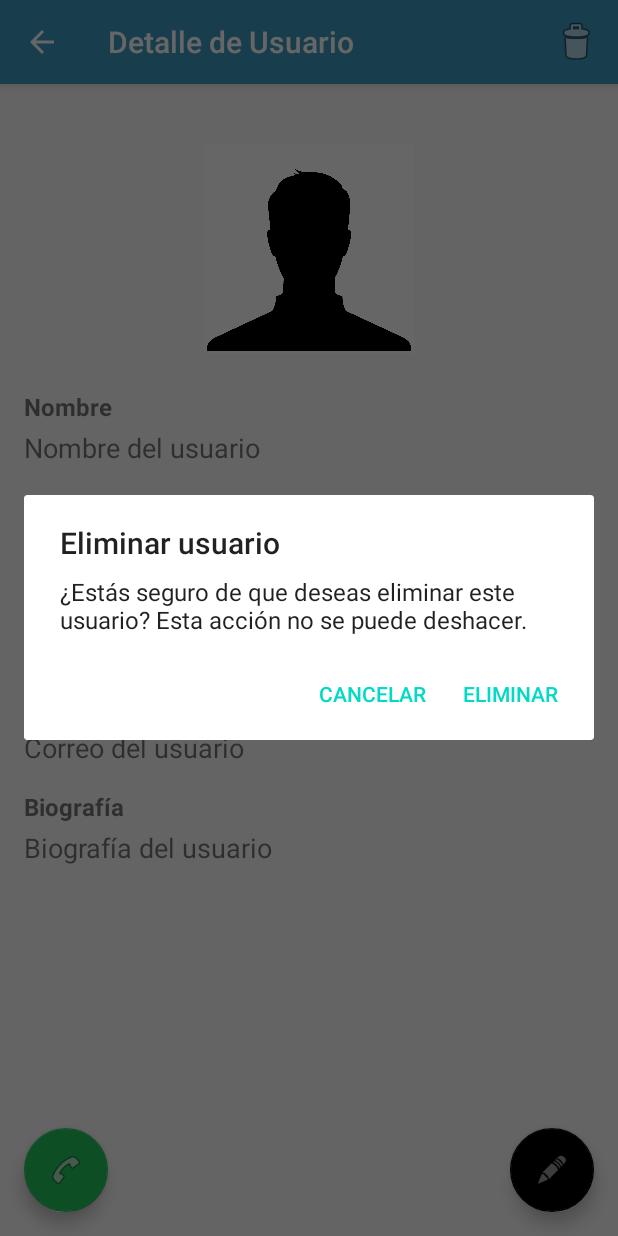
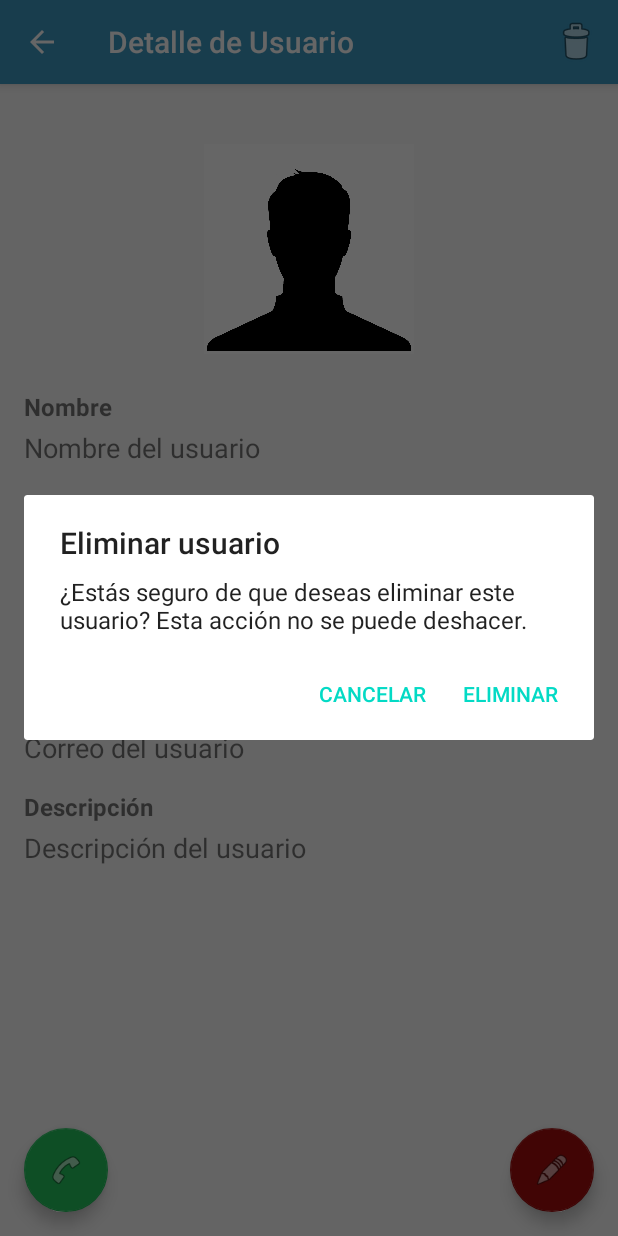
Before and after one commit to Duilio247/seminario05, an Android app: the UserDetailActivity screen opened directly, with no data from a screen before it, after a tap on "Eliminar", on a phone screen of 412 x 824 dp. Run offline under Robolectric (Android 15) with nearby library versions, the phone set to English and light mode, and no system bars.

Commit message:
agregando seleccion imagen y estilos

```diff
--- a/PARTE 02/PYAprendizaje2/app/src/main/AndroidManifest.xml
+++ b/PARTE 02/PYAprendizaje2/app/src/main/AndroidManifest.xml
@@ -8,6 +8,8 @@
         android:maxSdkVersion="32"
         tools:ignore="ScopedStorage" />
     <uses-permission android:name="android.permission.CALL_PHONE" />
+    <uses-permission android:name="android.permission.READ_EXTERNAL_STORAGE"/>
+    <uses-permission android:name="android.permission.WRITE_EXTERNAL_STORAGE"/>
 
     <!-- Optional feature for telephony hardware -->
     <uses-feature android:name="android.hardware.telephony" android:required="false" />
--- a/PARTE 02/PYAprendizaje2/app/src/main/java/com/cursospea/pyaprendizaje2/activities/UserDetailActivity.java
+++ b/PARTE 02/PYAprendizaje2/app/src/main/java/com/cursospea/pyaprendizaje2/activities/UserDetailActivity.java
@@ -34,7 +34,11 @@ public class UserDetailActivity extends AppCompatActivity {
         // Configurar Toolbar
         Toolbar toolbar = findViewById(R.id.toolbar);
         setSupportActionBar(toolbar);
-        getSupportActionBar().setDisplayHomeAsUpEnabled(true);
+
+        // Verificar que el ActionBar no sea null antes de configurar el "Up Button"
+        if (getSupportActionBar() != null) {
+            getSupportActionBar().setDisplayHomeAsUpEnabled(true);
+        }
 
         dbHelper = new UserDbHelper(this);
         userId = getIntent().getStringExtra(UsersActivity.EXTRA_USER_ID);
@@ -58,6 +62,7 @@ public class UserDetailActivity extends AppCompatActivity {
         loadUserDetails();
     }
 
+
     @Override
     protected void onResume() {
         super.onResume();
@@ -76,7 +81,7 @@ public class UserDetailActivity extends AppCompatActivity {
                 TextView nameTextView = findViewById(R.id.detail_name);
                 TextView professionTextView = findViewById(R.id.detail_profession);
                 TextView emailTextView = findViewById(R.id.detail_email);
-                TextView phoneTextView = findViewById(R.id.detail_phone); // Añadido para el teléfono
+                TextView phoneTextView = findViewById(R.id.detail_phone);
                 ImageView avatarImageView = findViewById(R.id.detail_avatar);
                 TextView bioTextView = findViewById(R.id.detail_bio);
 
@@ -84,7 +89,6 @@ public class UserDetailActivity extends AppCompatActivity {
                 professionTextView.setText(user.getProfession());
                 emailTextView.setText(user.getEmail());
 
-                // Mostrar teléfono
                 if (user.getPhone() != null && !user.getPhone().isEmpty()) {
                     phoneTextView.setText(user.getPhone());
                 } else {
@@ -97,11 +101,9 @@ public class UserDetailActivity extends AppCompatActivity {
                     bioTextView.setText("Sin biografía disponible");
                 }
 
-                // Cargar avatar si existe
                 if (user.getAvatarUri() != null && !user.getAvatarUri().isEmpty()) {
                     avatarImageView.setImageURI(Uri.parse(user.getAvatarUri()));
                 } else {
-                    // Usar avatar predeterminado
                     avatarImageView.setImageResource(R.drawable.default_avatar);
                 }
             }
@@ -128,15 +130,18 @@ public class UserDetailActivity extends AppCompatActivity {
     public boolean onOptionsItemSelected(MenuItem item) {
         int id = item.getItemId();
 
-        if (id == android.R.id.home) {
-            onBackPressed();
-            return true;
-        } else if (id == R.id.action_delete) {
+        if (id == R.id.action_delete) {
             showDeleteConfirmationDialog();
             return true;
         }
 
         return super.onOptionsItemSelected(item);
+    }
+
+    @Override
+    public boolean onSupportNavigateUp() {
+        finish(); // Regresa a la pantalla anterior de forma segura
+        return true;
     }
 
     private void showDeleteConfirmationDialog() {
--- a/PARTE 02/PYAprendizaje2/app/src/main/java/com/cursospea/pyaprendizaje2/data/UserDbHelper.java
+++ b/PARTE 02/PYAprendizaje2/app/src/main/java/com/cursospea/pyaprendizaje2/data/UserDbHelper.java
@@ -14,7 +14,7 @@ import java.util.UUID;
 
 public class UserDbHelper extends SQLiteOpenHelper {
     private static final String DATABASE_NAME = "Users.db";
-    private static final int DATABASE_VERSION = 1;
+    private static final int DATABASE_VERSION = 2;  // Versión incrementada
 
     // Definición de tabla
     private static final String TABLE_USERS = "user";
@@ -24,8 +24,8 @@ public class UserDbHelper extends SQLiteOpenHelper {
     private static final String COLUMN_PROFESSION = "profession";
     private static final String COLUMN_EMAIL = "email";
     private static final String COLUMN_PHONE = "phone";
-    private static final String COLUMN_BIO = "bio"; // Nuevo campo BIO
-    private static final String COLUMN_AVATAR_URI = "avatarUri";
+    private static final String COLUMN_BIO = "bio"; // Nuevo campo
+    private static final String COLUMN_AVATAR_URI = "avatarUri"; // Nuevo campo
 
     public UserDbHelper(Context context) {
         super(context, DATABASE_NAME, null, DATABASE_VERSION);
@@ -47,8 +47,10 @@ public class UserDbHelper extends SQLiteOpenHelper {
 
     @Override
     public void onUpgrade(SQLiteDatabase db, int oldVersion, int newVersion) {
-        db.execSQL("DROP TABLE IF EXISTS " + TABLE_USERS);
-        onCreate(db);
+        if (oldVersion < 2) {
+            db.execSQL("ALTER TABLE " + TABLE_USERS + " ADD COLUMN " + COLUMN_BIO + " TEXT;");
+            db.execSQL("ALTER TABLE " + TABLE_USERS + " ADD COLUMN " + COLUMN_AVATAR_URI + " TEXT;");
+        }
     }
 
     // CREATE
--- a/PARTE 02/PYAprendizaje2/app/src/main/java/com/cursospea/pyaprendizaje2/model/User.java
+++ b/PARTE 02/PYAprendizaje2/app/src/main/java/com/cursospea/pyaprendizaje2/model/User.java
@@ -65,12 +65,10 @@ public class User {
     }
 
     public String getBio() {
-
         return bio;
     }
 
     public void setBio(String bio) {
-
         this.bio = bio;
     }
 
@@ -81,5 +79,4 @@ public class User {
     public void setAvatarUri(String avatarUri) {
         this.avatarUri = avatarUri;
     }
-
 }
--- a/PARTE 02/PYAprendizaje2/app/src/main/res/layout/activity_add_edit_user.xml
+++ b/PARTE 02/PYAprendizaje2/app/src/main/res/layout/activity_add_edit_user.xml
@@ -97,7 +97,7 @@
                     android:id="@+id/edit_email"
                     android:layout_width="match_parent"
                     android:layout_height="wrap_content"
-                    android:hint="Correo"
+                    android:hint="Correo *"
                     android:inputType="textEmailAddress" />
             </com.google.android.material.textfield.TextInputLayout>
 
@@ -110,7 +110,7 @@
                     android:id="@+id/edit_bio"
                     android:layout_width="match_parent"
                     android:layout_height="wrap_content"
-                    android:hint="Biografía"
+                    android:hint="Descripción"
                     android:inputType="textMultiLine"
                     android:minLines="3"
                     android:maxLines="5"
--- a/PARTE 02/PYAprendizaje2/app/src/main/res/layout/activity_user_detail.xml
+++ b/PARTE 02/PYAprendizaje2/app/src/main/res/layout/activity_user_detail.xml
@@ -109,7 +109,7 @@
             <TextView
                 android:layout_width="match_parent"
                 android:layout_height="wrap_content"
-                android:text="Biografía"
+                android:text="Descripción"
                 android:textSize="16sp"
                 android:textStyle="bold" />
 
@@ -118,7 +118,7 @@
                 android:layout_width="match_parent"
                 android:layout_height="wrap_content"
                 android:layout_marginTop="4dp"
-                android:text="Biografía del usuario"
+                android:text="Descripción del usuario"
                 android:textSize="18sp" />
 
         </LinearLayout>
@@ -130,7 +130,7 @@
         android:layout_height="wrap_content"
         android:layout_gravity="bottom|end"
         android:layout_margin="16dp"
-        app:backgroundTint="#000000"
+        app:backgroundTint="#A20D0D"
         app:srcCompat="@android:drawable/ic_menu_edit" />
 
     <com.google.android.material.floatingactionbutton.FloatingActionButton
```
Also changed, not shown: PARTE 02/PYAprendizaje2/app/src/main/java/com/cursospea/pyaprendizaje2/activities/AddEditUserActivity.java (+3 -7 lines).
